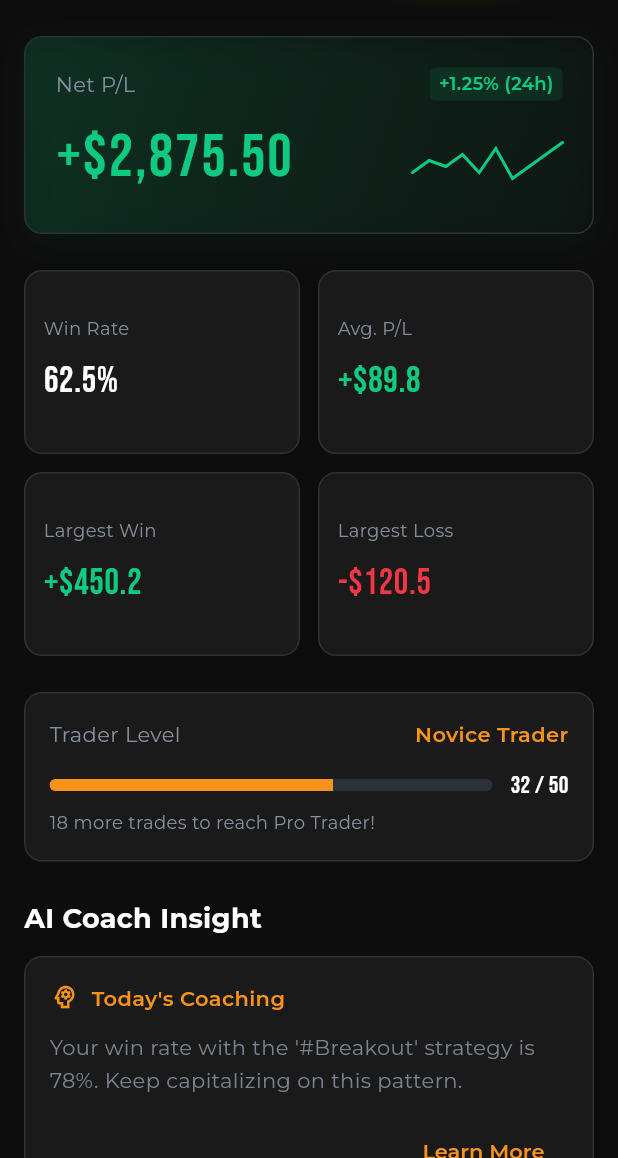
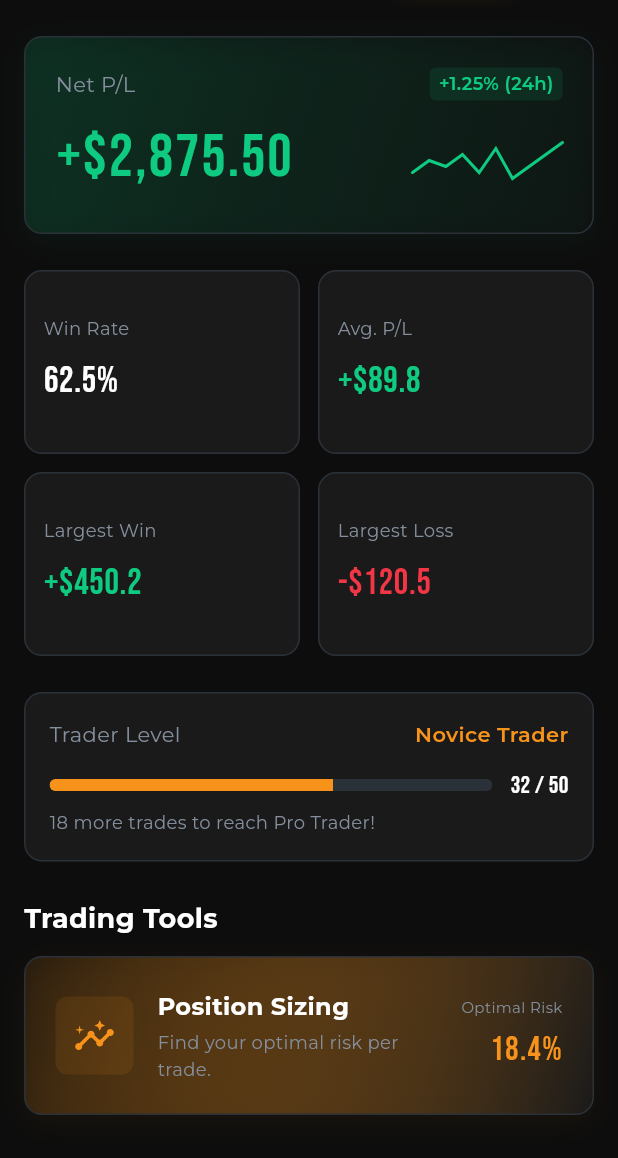
Before and after one commit to jack7141/Trade-up, a Flutter app: the screen it shows after launch, on a phone screen of 412 x 824 dp, the part 78-1236 px from its top. Run offline on Flutter 3.47's test engine with Material 3 defaults, Android fonts, the phone set to English and light mode, and no system bars; our stand-ins replace dio, flutter_riverpod, flutter_secure_storage, go_router, google_fonts.

Commit message:
Update dashboard_screen.dart

```diff
--- a/lib/features/dashboard/view/dashboard_screen.dart
+++ b/lib/features/dashboard/view/dashboard_screen.dart
@@ -36,20 +36,20 @@ class _DashboardScreenState extends ConsumerState<DashboardScreen> {
 
             // --- 4. 거래 활동 (Trading Activity) ---
             SliverToBoxAdapter(child: TradingActivityWidget()),
-
             const SliverToBoxAdapter(child: SizedBox(height: 24)),
 
-            // --- 5. AI 코치 인사이트 ---
+            // --- 5. 거래 도구(Kelly Simulator) ---
+            SliverToBoxAdapter(
+              child: _buildSectionHeader(title: 'Trading Tools'),
+            ),
+            SliverToBoxAdapter(child: _buildTradingTools()),
+            const SliverToBoxAdapter(child: SizedBox(height: 24)),
+
+            // --- 6. AI 코치 인사이트 ---
             SliverToBoxAdapter(
               child: _buildSectionHeader(title: 'AI Coach Insight'),
             ),
             SliverToBoxAdapter(child: _buildAiInsightCard()),
-
-            const SliverToBoxAdapter(child: SizedBox(height: 24)),
-            SliverToBoxAdapter(
-              child: _buildSectionHeader(title: 'Trading Tools'),
-            ),
-            SliverToBoxAdapter(child: _buildTradingTools()),
             const SliverToBoxAdapter(child: SizedBox(height: 24)),
 
             // --- 6. 최근 매매 기록 ---
@@ -63,7 +63,6 @@ class _DashboardScreenState extends ConsumerState<DashboardScreen> {
               ),
             ),
             SliverToBoxAdapter(child: RecentTradeWidget()),
-
             const SliverToBoxAdapter(child: SizedBox(height: 100)), // 하단 여백
           ],
         ),
```
